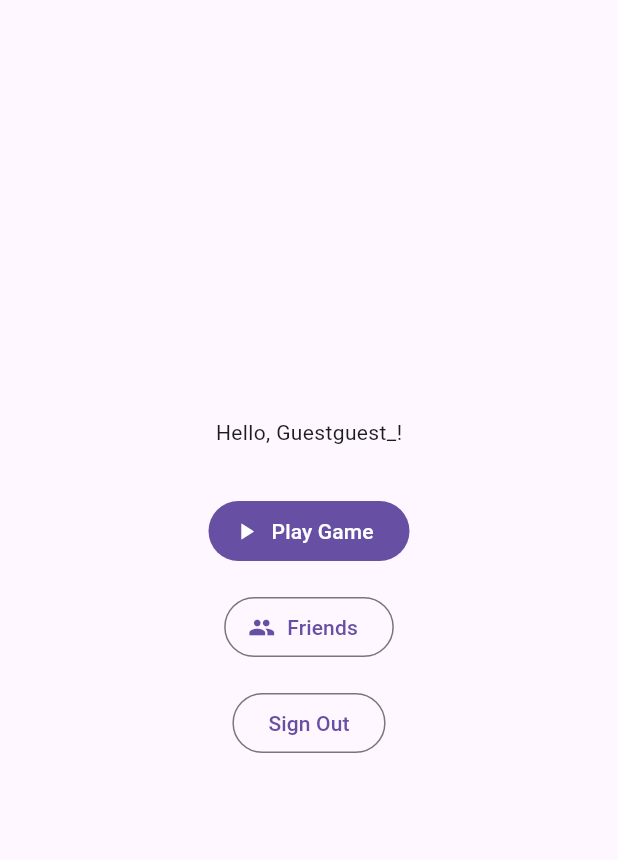
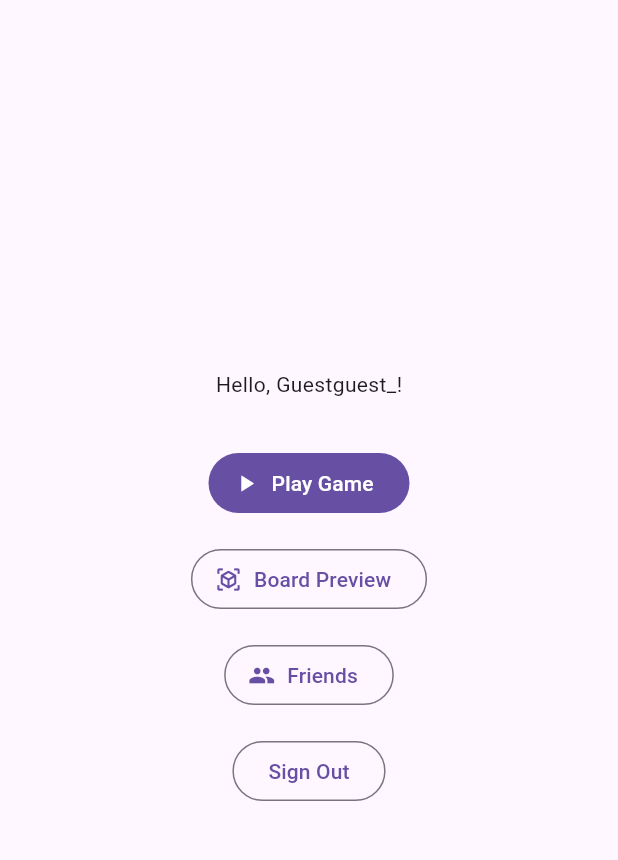
Before and after one commit to JaidynDev/Quoridor, a Flutter app: the screen it shows after launch, on a phone screen of 412 x 824 dp, the part 72-932 px from its top. Run offline on Flutter 3.47's test engine with Material 3 defaults, Android fonts, the phone set to English and light mode, and no system bars; our stand-ins replace cloud_firestore, firebase_auth, firebase_core, go_router, share_plus, shared_preferences; accounts and stored records are empty.

Commit message:
Deploy a live board preview and add a /preview route
Firebase Hosting already serves the game, but only from main, and those
deploys have been failing. This adds a preview channel for this branch
(https://quoridor-440a4--board-preview.web.app) so the new board can be
opened in a browser without merging.

Also wires the sample board into the app at /preview, with a button on
the home screen, so the live site shows the 3D walls immediately instead
of waiting for a second player to join a match.

Co-authored-by: Jaidyn <JaidynDev@users.noreply.github.com>

```diff
--- a/lib/main.dart
+++ b/lib/main.dart
@@ -12,6 +12,7 @@ import 'screens/home/home_screen.dart';
 import 'screens/lobby/lobby_screen.dart';
 import 'screens/friends/friends_screen.dart';
 import 'screens/game/game_screen.dart';
+import 'screens/game/board_preview_screen.dart';
 
 void main() async {
   WidgetsFlutterBinding.ensureInitialized();
@@ -86,10 +87,12 @@ class AppRouter extends StatelessWidget {
     final GoRouter _router = GoRouter(
       initialLocation: '/',
       redirect: (context, state) {
-        final isLoggingIn = state.uri.toString() == '/login';
+        final path = state.uri.path;
+        final isLoggingIn = path == '/login';
+        final isPreview = path == '/preview';
 
-        // Allow access if user exists (authenticated or guest) or if on login page
-        if (authState == null && !isLoggingIn) return '/login';
+        // Allow access if user exists (authenticated or guest) or if on login/preview
+        if (authState == null && !isLoggingIn && !isPreview) return '/login';
         if (authState != null && isLoggingIn && !authState.isGuest) return '/';
 
         return null;
@@ -112,6 +115,10 @@ class AppRouter extends StatelessWidget {
           builder: (context, state) => const FriendsScreen(),
         ),
         GoRoute(
+          path: '/preview',
+          builder: (context, state) => const BoardPreviewScreen(),
+        ),
+        GoRoute(
           path: '/game/:id',
           builder: (context, state) {
              final id = state.pathParameters['id']!;
--- a/lib/screens/home/home_screen.dart
+++ b/lib/screens/home/home_screen.dart
@@ -134,6 +134,12 @@ class _HomeScreenState extends State<HomeScreen> {
             ),
             const SizedBox(height: 16),
             OutlinedButton.icon(
+              onPressed: () => context.push('/preview'),
+              icon: const Icon(Icons.view_in_ar),
+              label: const Text("Board Preview"),
+            ),
+            const SizedBox(height: 16),
+            OutlinedButton.icon(
               onPressed: () => context.push('/friends'),
               icon: const Icon(Icons.people),
               label: const Text("Friends"),
```
Also changed, not shown: lib/screens/game/board_preview_screen.dart (added, +93 -0 lines), lib/visual_preview.dart (+2 -92 lines), 1 other file.
